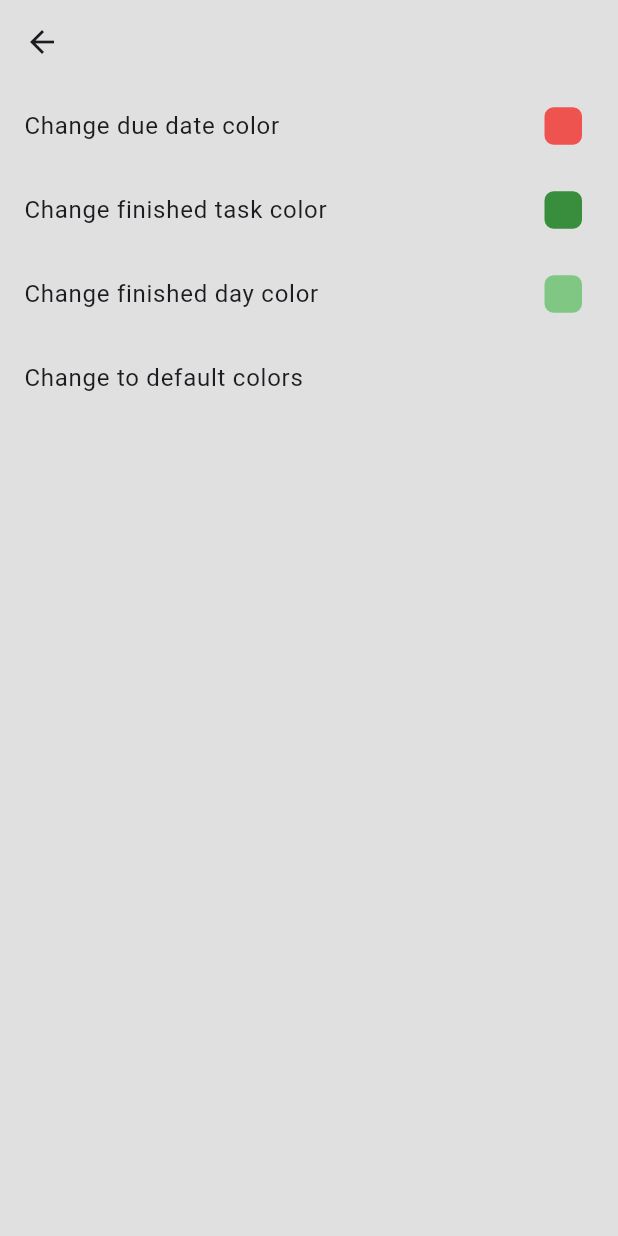
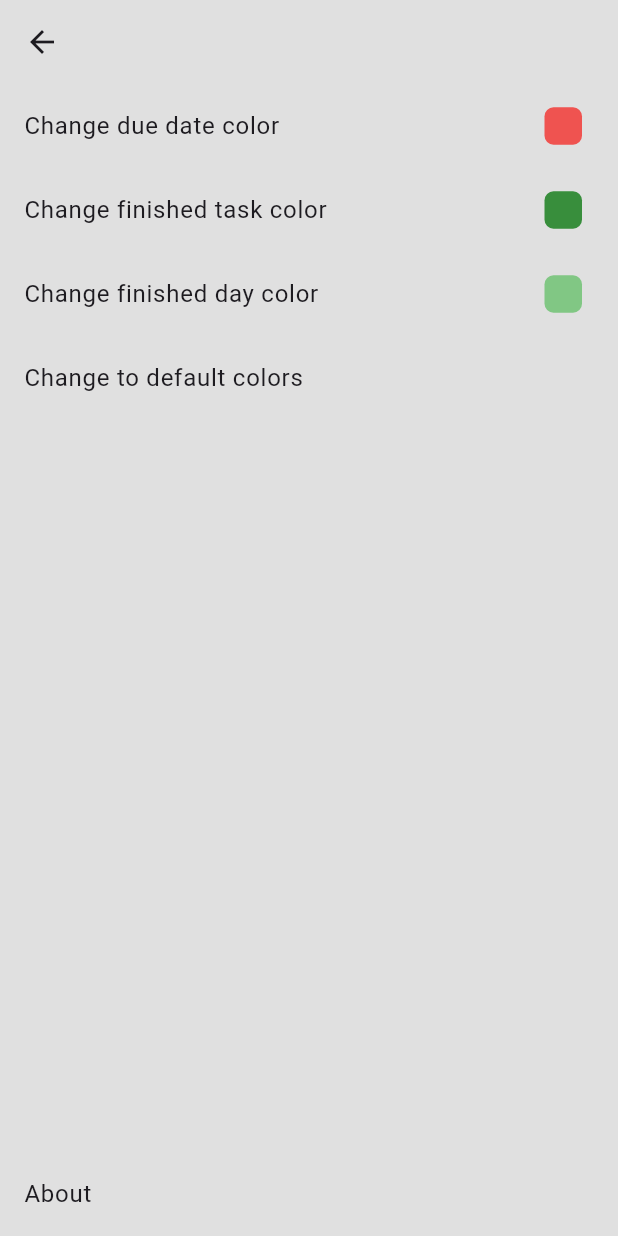
Before and after one commit to James1412/maginot, a Flutter app: the SettingsScreen screen opened directly, on a phone screen of 412 x 824 dp. Run offline on Flutter 3.47's test engine with Material 3 defaults, Android fonts, the phone set to English and light mode, and no system bars; our stand-ins replace font_awesome_flutter; missing offline and left inert: flex_color_picker.

```diff
--- a/lib/heat_map/heatmap.dart
+++ b/lib/heat_map/heatmap.dart
@@ -131,8 +131,10 @@ class _HeatMap extends State<HeatMap> {
     return widget.scrollable
         ? Scrollbar(
             controller: widget.controller,
+            trackVisibility: true,
+            thickness: 5.0,
             child: SizedBox(
-              height: widget.size! * 10,
+              height: widget.size! * 8.8,
               child: SingleChildScrollView(
                 controller: widget.controller,
                 scrollDirection: Axis.horizontal,
--- /dev/null
+++ b/lib/providers/color_provider.dart
@@ -0,0 +1 @@
+class ColorProvider {}
--- a/lib/screens/settings.dart
+++ b/lib/screens/settings.dart
@@ -1,4 +1,5 @@
 import 'package:flex_color_picker/flex_color_picker.dart';
+import 'package:flutter/cupertino.dart';
 import 'package:flutter/material.dart';
 
 class SettingsScreen extends StatefulWidget {
@@ -44,7 +45,12 @@ class _SettingsScreenState extends State<SettingsScreen> {
   Widget build(BuildContext context) {
     return Scaffold(
       appBar: AppBar(),
-      body: Column(
+      body: SafeArea(
+        child: Column(
+          mainAxisSize: MainAxisSize.max,
+          mainAxisAlignment: MainAxisAlignment.spaceBetween,
+          children: [
+            Column(
               children: [
                 ListTile(
                   onTap: () => onColorChangeTap('incomplete'),
@@ -91,6 +97,17 @@ class _SettingsScreenState extends State<SettingsScreen> {
                 ),
               ],
             ),
+            const Column(
+              children: [
+                AboutListTile(
+                  applicationName: "Maginot",
+                  child: Text("About"),
+                ),
+              ],
+            ),
+          ],
+        ),
+      ),
     );
   }
 }
--- a/pubspec.yaml
+++ b/pubspec.yaml
@@ -38,6 +38,7 @@ dependencies:
   intl: ^0.19.0
   flex_color_picker: ^3.3.0
   font_awesome_flutter: ^10.6.0
+  flutter_riverpod: ^2.4.9
 
 dev_dependencies:
   flutter_test:
```
Also changed, not shown: lib/components/heat_map.dart (deleted, +0 -61 lines), lib/components/yearly_calendar_heat_map.dart (added, +98 -0 lines), lib/screens/home_screen.dart (+2 -6 lines), pubspec.lock, 1 other file. Lines whose indentation alone changed are shown as unchanged.
